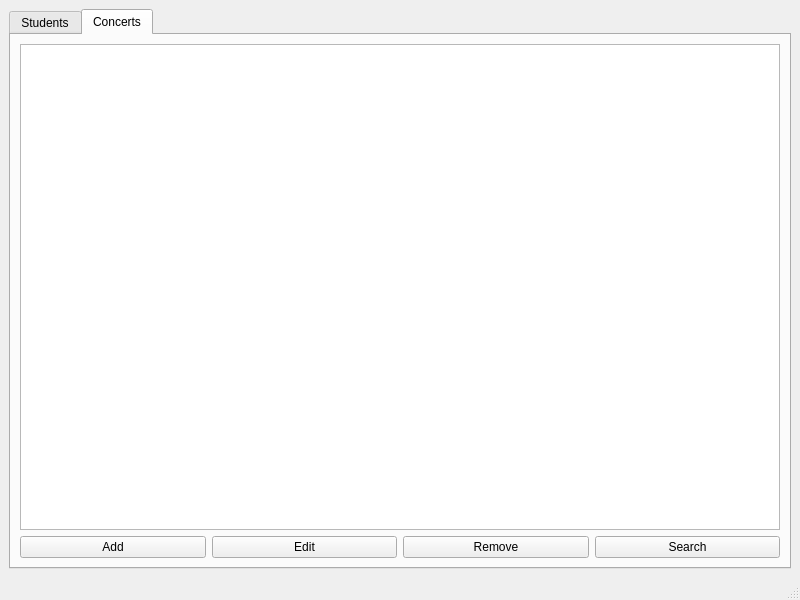
The window that mainwindow.ui (molchanovsv/kursovaya2) describes before a commit, drawn with Qt 5.
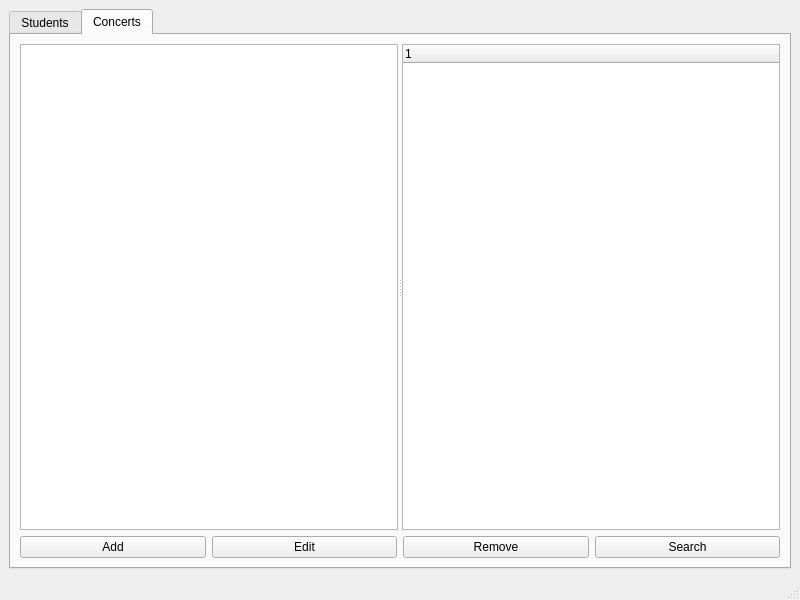
The same window after the commit. The open tabs and pages were chosen to show the change.

Commit message: Update concerts tab with table-tree splitter

```diff
--- a/mainwindow.ui
+++ b/mainwindow.ui
@@ -62,7 +62,13 @@
        </attribute>
        <layout class="QVBoxLayout" name="verticalLayout_3">
         <item>
+         <widget class="QSplitter" name="concertsSplitter">
+          <property name="orientation">
+           <enum>Qt::Horizontal</enum>
+          </property>
          <widget class="QTableWidget" name="concertsTable"/>
+          <widget class="QTreeWidget" name="concertTree"/>
+         </widget>
         </item>
         <item>
          <layout class="QHBoxLayout" name="horizontalLayout_2">
```
Lines whose indentation alone changed are shown as unchanged. The commit also changes 4 other files.
